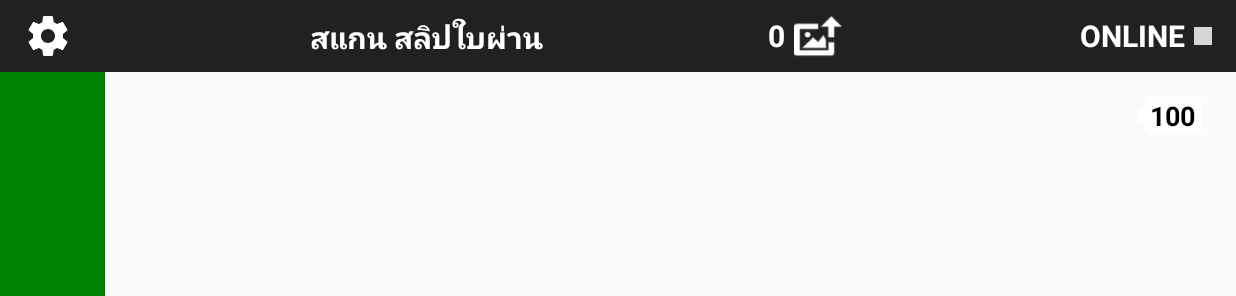
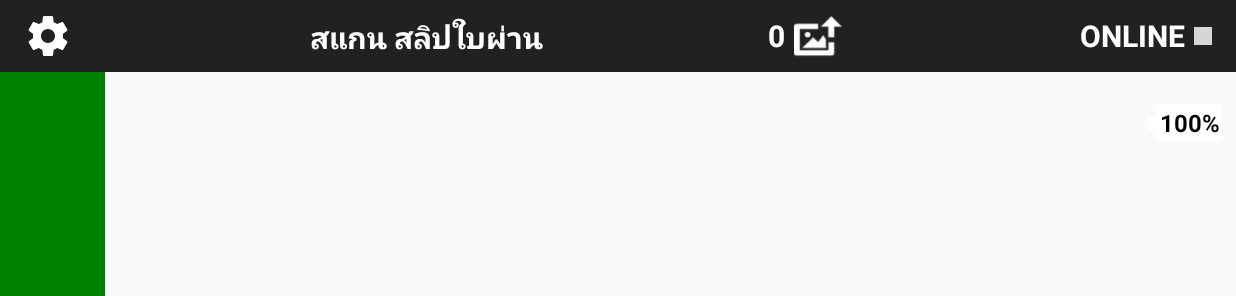
Before and after one commit to watcharaphans/BitCameraV1.0, an Android app: the screen it shows after launch (MainActivity), on a phone screen of 824 x 412 dp (held sideways). Shown: the top 296 px of the screen. Run offline under Robolectric (Android 15) with nearby library versions, the phone set to English and light mode, and no system bars; libraries missing offline, so code that uses them is left out: me.dm7.barcodescanner; 4 statements that could not run were skipped; grey boxes are pictures that could not be loaded.

Commit message:
BitCamera 30/4/2019 - fix unlock screen app error - add status battery - add button lock screen

```diff
--- a/app/src/main/java/watcharaphans/bitcombine/co/th/bitcamera/MainActivity.java
+++ b/app/src/main/java/watcharaphans/bitcombine/co/th/bitcamera/MainActivity.java
@@ -335,7 +335,7 @@ public class MainActivity extends AppCompatActivity
                     batteryStatus = getBatteryPercentage(getBaseContext());
                     Log.d(TAG,"###### Loop checkFTP :"+checkFTP +" ###### PIC :"+ picBalance + "######  Wifi:" + statusWifi +
                     "##### StatusUpload : " + statusUpload + " ##### Batt : "+batteryStatus);
-                    txtStatusBattery.setText(Integer.toString(batteryStatus));
+                    txtStatusBattery.setText(Integer.toString(batteryStatus) + "%");
 
                     // 1) Wifi = OK , FTP = OK , PicNum > 0
                     if(picBalance > 0 && checkFTP == true && statusWifi == true) { //&& checkFTP==true
--- a/app/src/main/res/layout/activity_main.xml
+++ b/app/src/main/res/layout/activity_main.xml
@@ -135,8 +135,8 @@
 
         <FrameLayout
             android:id="@+id/frameBattery"
-            android:layout_width="80dp"
-            android:layout_height="50dp"
+            android:layout_width="wrap_content"
+            android:layout_height="wrap_content"
             android:layout_marginEnd="4dp"
             android:layout_marginTop="4dp"
             android:foregroundGravity="right"
@@ -147,7 +147,7 @@
             <ImageView
                 android:id="@+id/imvICBattery"
                 android:layout_width="60dp"
-                android:layout_height="50dp"
+                android:layout_height="60dp"
                 android:padding="0dp"
                 android:layout_gravity="center"
                 android:rotation="270"
@@ -161,11 +161,11 @@
                 android:layout_gravity="center"
                 android:layout_marginBottom="8dp"
                 android:layout_marginEnd="8dp"
-                android:layout_marginStart="10dp"
+                android:layout_marginStart="11dp"
                 android:layout_marginTop="8dp"
-                android:text="100"
+                android:text="100%"
                 android:textColor="#000000"
-                android:textSize="18sp"
+                android:textSize="16sp"
                 android:textStyle="bold" />
 
         </FrameLayout>
--- a/app/src/main/res/xml/preferences.xml
+++ b/app/src/main/res/xml/preferences.xml
@@ -18,7 +18,7 @@
                 android:dialogMessage="IP bitVisitor"
                 android:key="edit_ip"
                 android:summary="@string/default_ip_address"
-                android:title="กำหนด IP Address Server"/>
+                android:title="กำหนด IP Address bitVisitor"/>
 
             <!--<android.support.v7.preference.ListPreference-->
                 <!--android:defaultValue="internal"-->
```
